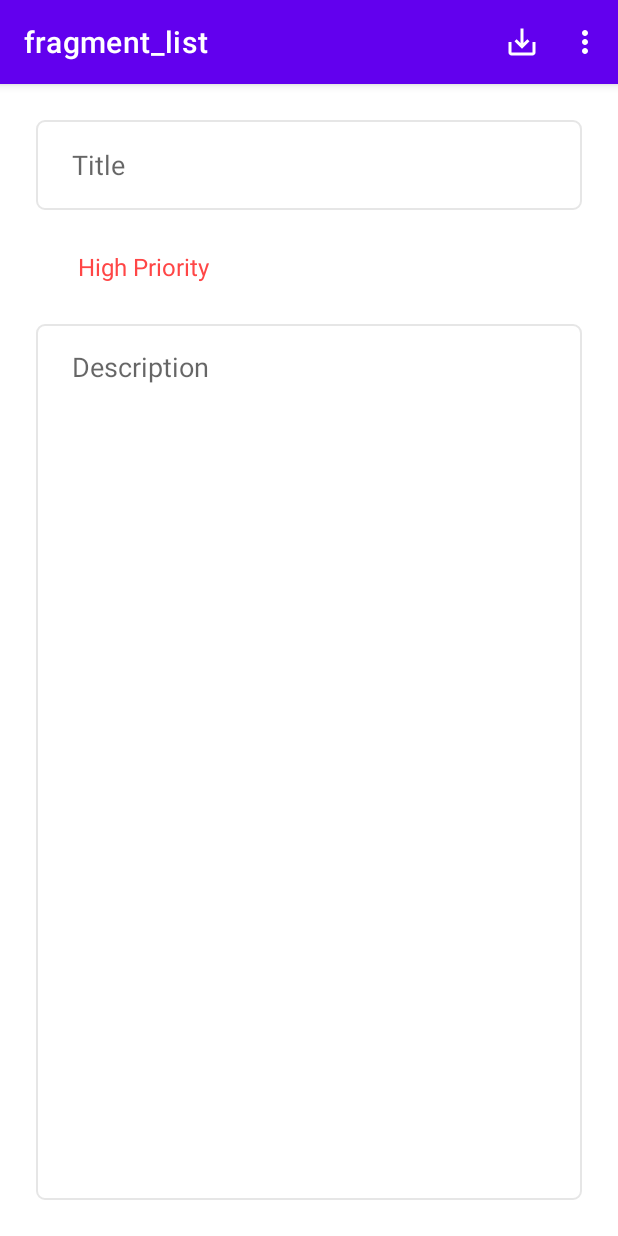
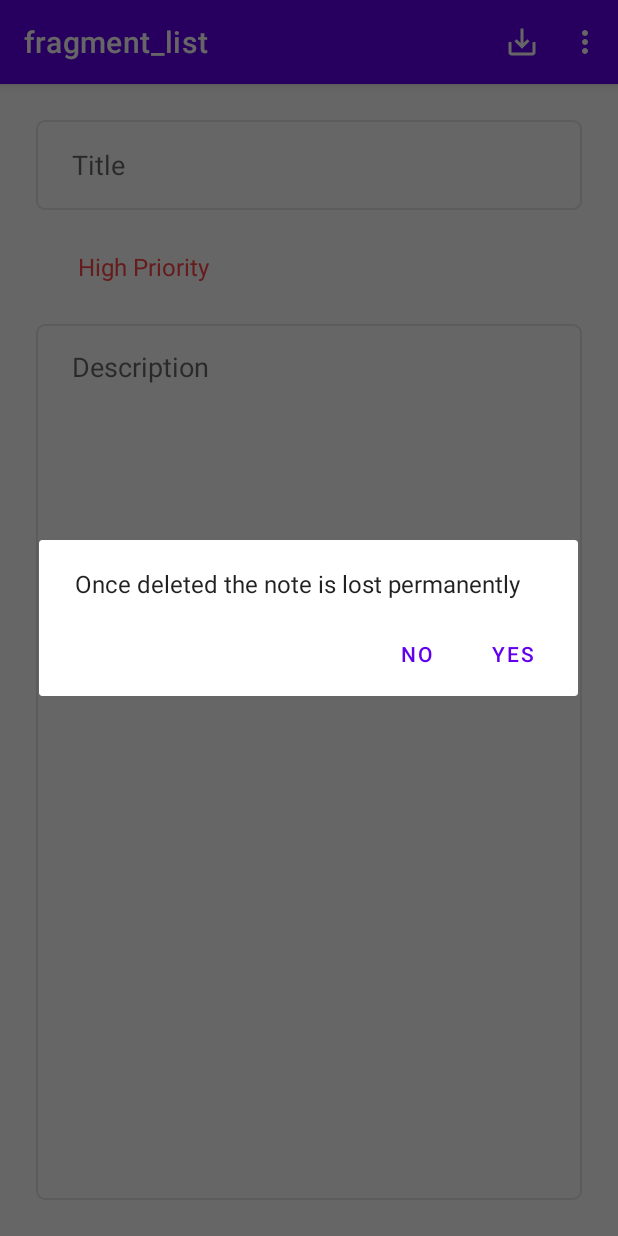
Before and after one commit to edufelip/amazing-note, an Android app: the fragment UpdateFragment placed in its activity, in the options menu, after a tap on "Delete", on a phone screen of 412 x 824 dp. Run offline under Robolectric (Android 15) with nearby library versions, the phone set to English and light mode, and no system bars; our stand-ins replace Room's generated code, navigation-ui; 5 statements that could not run were skipped.

Commit message:
add delete method

```diff
--- a/app/src/main/java/com/example/amazing_note/data/NoteDao.kt
+++ b/app/src/main/java/com/example/amazing_note/data/NoteDao.kt
@@ -14,4 +14,7 @@ interface NoteDao {
 
     @Update
     suspend fun updateNote(note: Note)
+
+    @Delete
+    suspend fun deleteNote(note: Note)
 }
--- a/app/src/main/java/com/example/amazing_note/data/repositories/NoteRepository.kt
+++ b/app/src/main/java/com/example/amazing_note/data/repositories/NoteRepository.kt
@@ -18,8 +18,6 @@ class NoteRepository(private val noteDao: NoteDao): INoteRepository {
     }
 
     override suspend fun deleteNote(note: Note) {
-
+        noteDao.deleteNote(note)
     }
-
-
 }
--- a/app/src/main/java/com/example/amazing_note/ui/fragments/UpdateFragment.kt
+++ b/app/src/main/java/com/example/amazing_note/ui/fragments/UpdateFragment.kt
@@ -1,5 +1,6 @@
 package com.example.amazing_note.ui.fragments
 
+import android.app.AlertDialog
 import android.os.Bundle
 import android.view.*
 import android.widget.Toast
@@ -43,10 +44,25 @@ class UpdateFragment : Fragment() {
     }
 
     override fun onOptionsItemSelected(item: MenuItem): Boolean {
-        if(item.itemId == R.id.menu_save) {
-            updateItem()
+        when(item.itemId) {
+            R.id.menu_save -> updateItem()
+            R.id.menu_delete -> deleteItem()
         }
         return super.onOptionsItemSelected(item)
+    }
+
+    private fun deleteItem() {
+        val builder = AlertDialog.Builder(requireContext())
+        builder.setPositiveButton("Yes") { _, _ ->
+            mNoteViewModel.deleteNote(args.currentNote)
+            Toast.makeText(requireContext(), "Note Removed", Toast.LENGTH_SHORT).show()
+            findNavController().navigate(UpdateFragmentDirections.actionUpdateFragmentToListFragment())
+        }
+        builder.setNegativeButton("No") { _, _ ->
+        }
+        builder.setTitle("Delete '${args.currentNote.title}'?")
+        builder.setMessage("Once deleted the note is lost permanently")
+        builder.create().show()
     }
 
     private fun updateItem() {
--- a/app/src/main/java/com/example/amazing_note/ui/viewmodels/NoteViewModel.kt
+++ b/app/src/main/java/com/example/amazing_note/ui/viewmodels/NoteViewModel.kt
@@ -33,4 +33,10 @@ class NoteViewModel(application: Application): AndroidViewModel(application) {
             repository.updateNote(note)
         }
     }
+
+    fun deleteNote(note: Note) {
+        viewModelScope.launch(Dispatchers.IO) {
+            repository.deleteNote(note)
+        }
+    }
 }
```
